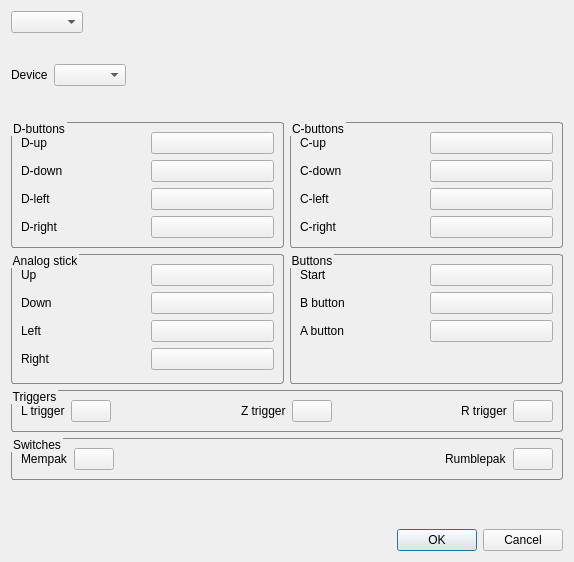
Before: the Qt Designer form src/dialogs/inputdialog.ui in LankSkywalker/LankSkywalker.github.ioQ, drawn with Qt 5.
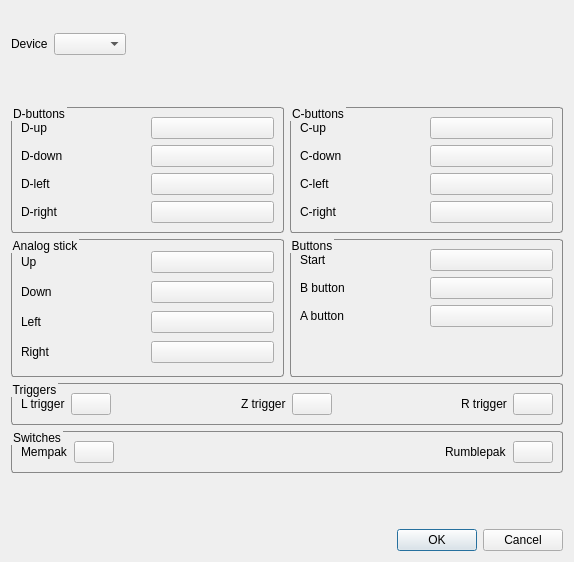
After: the same form once the commit is applied.

Commit message: Tab bar instead of combo box

The edit to the form file:
```diff
--- a/src/dialogs/inputdialog.ui
+++ b/src/dialogs/inputdialog.ui
@@ -27,31 +27,18 @@
  }</string>
   </property>
   <layout class="QVBoxLayout" name="verticalLayout">
-   <item>
-    <widget class="QComboBox" name="controllerBox">
-     <property name="enabled">
-      <bool>true</bool>
-     </property>
-     <property name="sizePolicy">
-      <sizepolicy hsizetype="Fixed" vsizetype="Fixed">
-       <horstretch>0</horstretch>
-       <verstretch>0</verstretch>
-      </sizepolicy>
-     </property>
-     <property name="frame">
-      <bool>true</bool>
-     </property>
-    </widget>
-   </item>
    <item>
     <spacer name="verticalSpacer_4">
      <property name="orientation">
       <enum>Qt::Vertical</enum>
      </property>
+     <property name="sizeType">
+      <enum>QSizePolicy::MinimumExpanding</enum>
+     </property>
      <property name="sizeHint" stdset="0">
       <size>
        <width>20</width>
-       <height>40</height>
+       <height>5</height>
       </size>
      </property>
     </spacer>
```
The commit also changes 1 other file.
